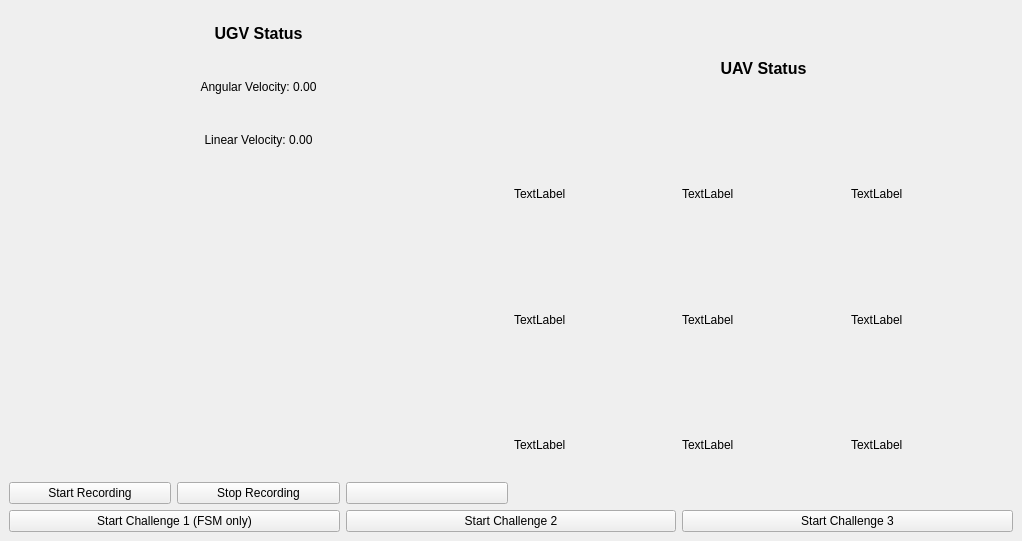
Qt form robot_dashboard.ui (yushayusha/jetacker-communication) before a commit.
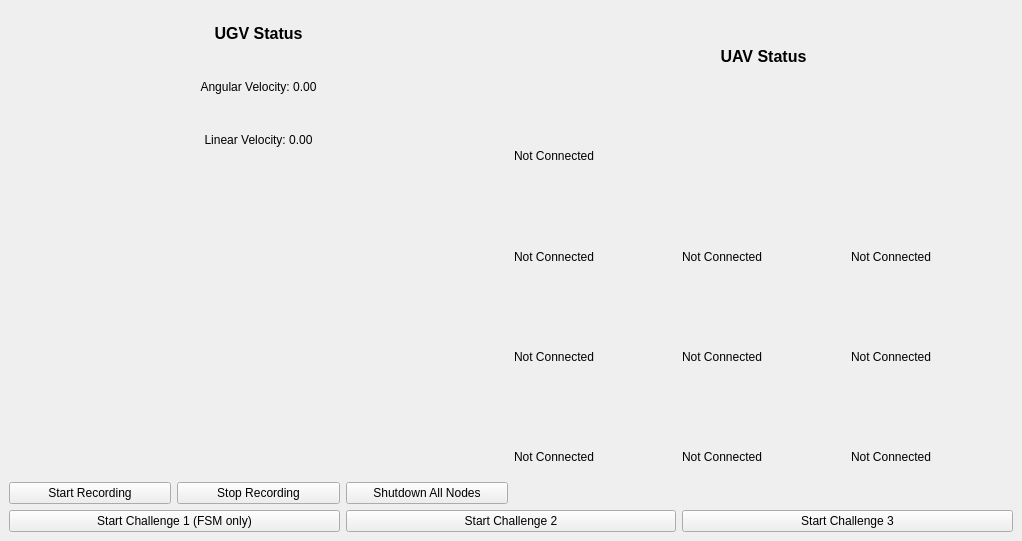
The same form after that commit.

Patch:
```diff
--- a/robot_dashboard.ui
+++ b/robot_dashboard.ui
@@ -104,7 +104,6 @@
            <widget class="QPushButton" name="btn_shutdown">
             <property name="text">
              <string>Shutdown All Nodes</string>
-             <string>Shutdown All Nodes</string>
             </property>
            </widget>
           </item>
@@ -131,26 +130,33 @@
           </property>
          </widget>
         </item>
+        <item>
+         <widget class="QLabel" name="battery_label">
+          <property name="text">
+           <string>Not Connected</string>
+          </property>
+         </widget>
+        </item>
         <item>
          <layout class="QHBoxLayout" name="horizontalLayout_2">
           <item>
            <widget class="QLabel" name="ax_label">
             <property name="text">
-             <string>TextLabel</string>
+             <string>Not Connected</string>
             </property>
            </widget>
           </item>
           <item>
            <widget class="QLabel" name="ay_label">
             <property name="text">
-             <string>TextLabel</string>
+             <string>Not Connected</string>
             </property>
            </widget>
           </item>
           <item>
            <widget class="QLabel" name="az_label">
             <property name="text">
-             <string>TextLabel</string>
+             <string>Not Connected</string>
             </property>
            </widget>
           </item>
@@ -161,21 +167,21 @@
           <item>
            <widget class="QLabel" name="gx_label">
             <property name="text">
-             <string>TextLabel</string>
+             <string>Not Connected</string>
             </property>
            </widget>
           </item>
           <item>
            <widget class="QLabel" name="gy_label">
             <property name="text">
-             <string>TextLabel</string>
+             <string>Not Connected</string>
             </property>
            </widget>
           </item>
           <item>
            <widget class="QLabel" name="gz_label">
             <property name="text">
-             <string>TextLabel</string>
+             <string>Not Connected</string>
             </property>
            </widget>
           </item>
@@ -186,21 +192,21 @@
           <item>
            <widget class="QLabel" name="mx_label">
             <property name="text">
-             <string>TextLabel</string>
+             <string>Not Connected</string>
             </property>
            </widget>
           </item>
           <item>
            <widget class="QLabel" name="my_label">
             <property name="text">
-             <string>TextLabel</string>
+             <string>Not Connected</string>
             </property>
            </widget>
           </item>
           <item>
            <widget class="QLabel" name="mz_label">
             <property name="text">
-             <string>TextLabel</string>
+             <string>Not Connected</string>
             </property>
            </widget>
           </item>
```
